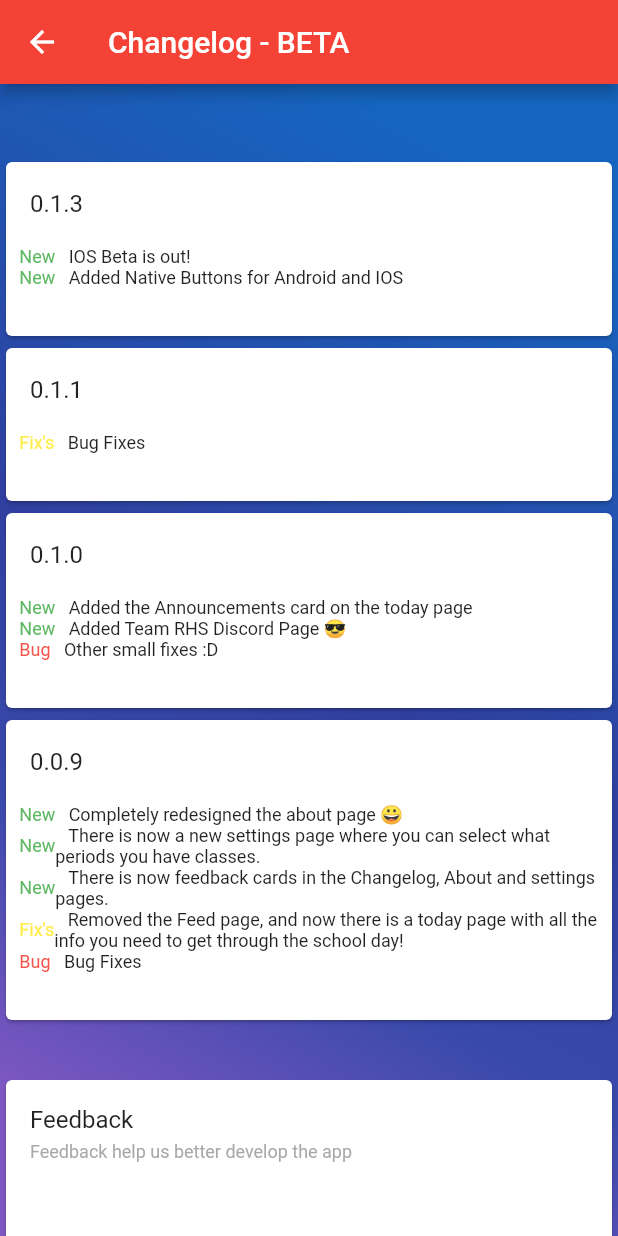
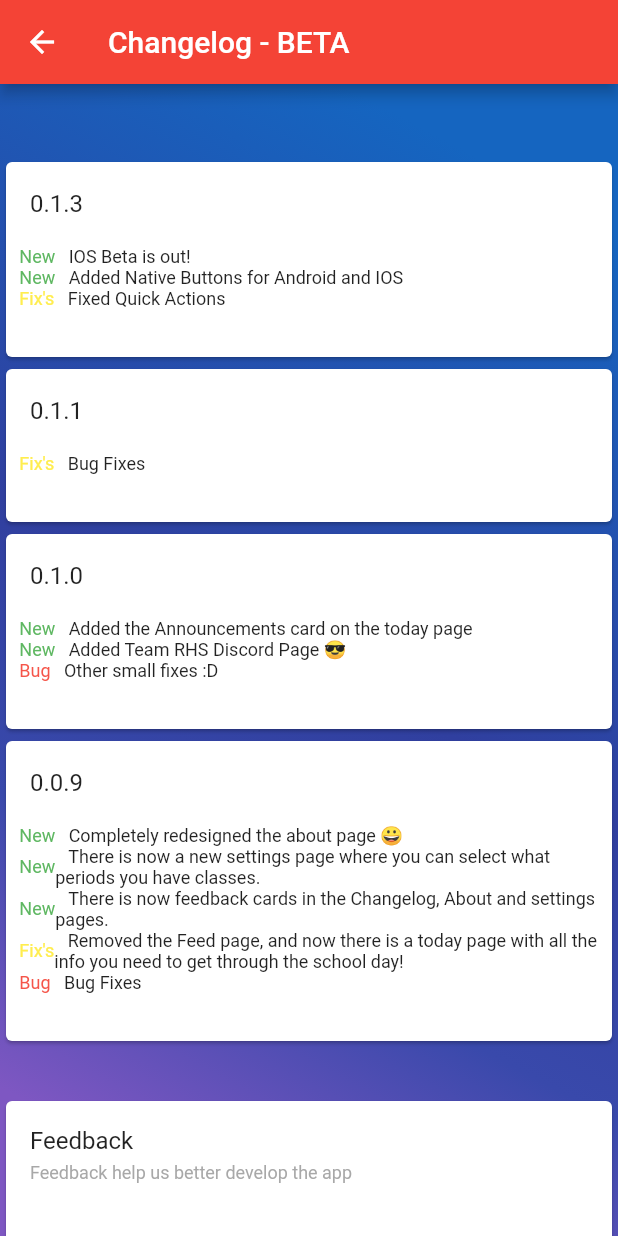
Before and after one commit to partnercloudsupport/Redwood, a Flutter app: the changelog screen opened by its route, on a phone screen of 412 x 824 dp. Run offline on Flutter 3.47's test engine with Material 2 defaults, Android fonts, the phone set to English and light mode, and no system bars; our stand-ins replace connectivity, firebase_database, firebase_messaging, font_awesome_flutter, native_widgets, package_info and 2 more; missing offline and left inert: flutter_youtube, quick_actions, scalable_image; accounts and stored records are empty; network calls fail.

Commit message:
added the fix of Quick Actions to Changelog

```diff
--- a/lib/screens/changelog.dart
+++ b/lib/screens/changelog.dart
@@ -75,6 +75,19 @@ class changelog extends StatelessWidget {
                         ),
                         const Expanded(child: const Text(
                           '   Added Native Buttons for Android and IOS',
+                          style: const TextStyle( fontSize: 12.0),
+                        )),
+                      ],
+                    ),
+                    new Row(
+                      mainAxisAlignment: MainAxisAlignment.spaceEvenly,
+                      children: [
+                        new Text(
+                          '   Fix\'s',
+                          style: new TextStyle(color: Colors.yellow.withOpacity(0.9), fontSize: 12.0),
+                        ),
+                        const Expanded(child: const Text(
+                          '   Fixed Quick Actions',
                           style: const TextStyle( fontSize: 12.0),
                         )),
                       ],
```
